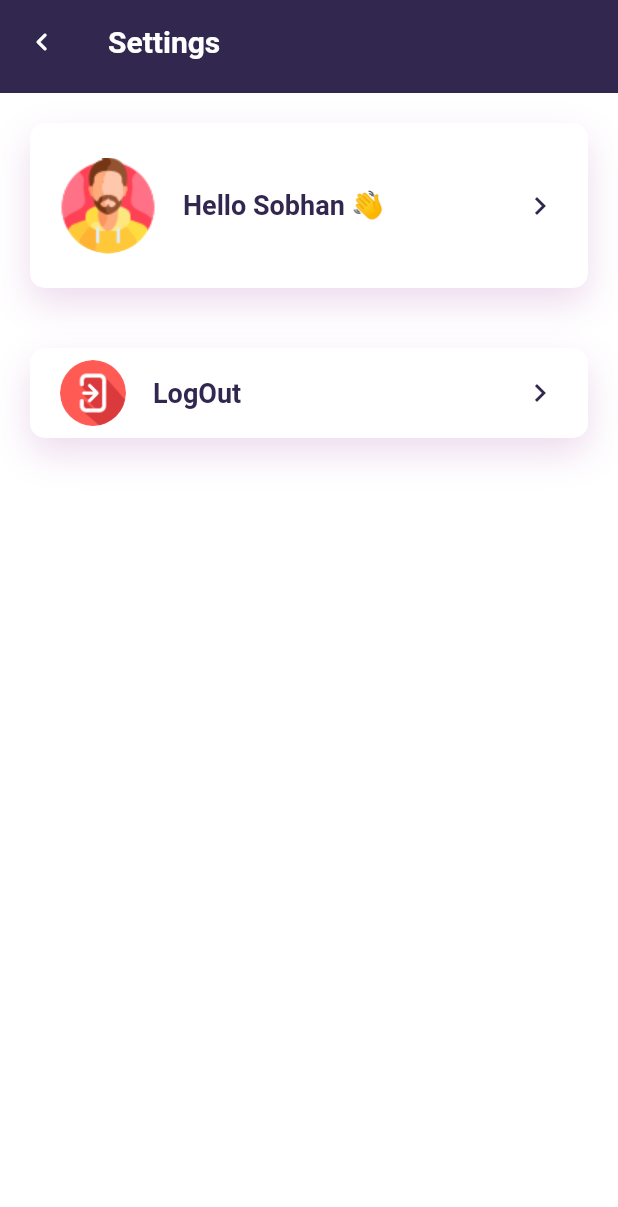
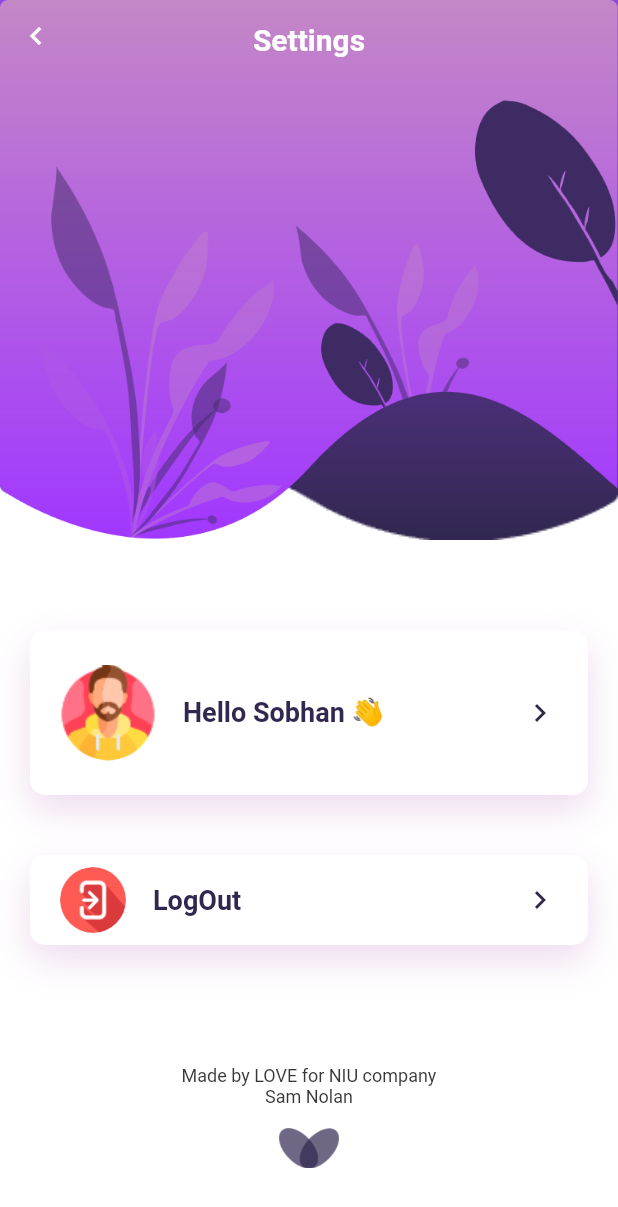
Before and after one commit to TheSam912/NIU_company_task, a Flutter app: the SettingsScreen screen opened by its route, on a phone screen of 412 x 824 dp. Shown: the top 1207 px of the screen. Run offline on Flutter 3.47's test engine with Material 2 defaults, Android fonts, the phone set to English and light mode, and no system bars; our stand-ins replace animate_do, awesome_snackbar_content, flutter_hooks, hooks_riverpod, shared_preferences, simple_circular_progress_bar; missing offline and left inert: health; accounts and stored records are empty.

Commit message:
some changes for ui

```diff
--- a/lib/Constant/colors.dart
+++ b/lib/Constant/colors.dart
@@ -2,6 +2,7 @@ import 'package:flutter/material.dart';
 
 Color white = const Color.fromARGB(255, 255, 255, 255);
 Color black = const Color.fromARGB(255, 18, 17, 17);
+Color grey = const Color.fromARGB(255, 55, 55, 55);
 Color mainColor = const Color.fromRGBO(49, 39, 79, 1);
 Color shadowColor = const Color.fromRGBO(196, 135, 198, .3);
 
--- a/lib/Constant/styles.dart
+++ b/lib/Constant/styles.dart
@@ -6,4 +6,5 @@ TextStyle titleStyle =
     TextStyle(color: mainColor, fontWeight: FontWeight.bold, fontSize: 20);
 TextStyle whiteTitleStyle =
     TextStyle(color: white, fontWeight: FontWeight.bold, fontSize: 20);
+TextStyle greyText = TextStyle(color: grey, fontSize: 12);
 Duration animDuration = const Duration(milliseconds: 1000);
--- a/lib/views/settings.dart
+++ b/lib/views/settings.dart
@@ -1,9 +1,10 @@
+import 'package:animate_do/animate_do.dart';
 import 'package:flutter/material.dart';
 import 'package:hooks_riverpod/hooks_riverpod.dart';
 import 'package:niu_app/Constant/colors.dart';
-
+import 'package:niu_app/Constant/styles.dart';
 import '../states/storage_state.dart';
-import '../widgets/appbar.dart';
+import '../widgets/banner.dart';
 import '../widgets/settingsItemBox.dart';
 import '../widgets/user_box.dart';
 
@@ -12,15 +13,25 @@ class SettingsScreen extends HookConsumerWidget {
 
   @override
   Widget build(BuildContext context, WidgetRef ref) {
+    final width = MediaQuery.of(context).size.width;
     return Scaffold(
       backgroundColor: white,
-      appBar: PreferredSize(
-          preferredSize: const Size.fromHeight(62),
-          child: myAppbar("Settings", [], context)),
       body: Column(
         children: [
-          settingsItemBox(110, userBox("user.png", "Sobhan", "user")),
-          GestureDetector(
+          Stack(
+            children: [
+              bannerImage(width),
+              settingTitle(),
+              settingBackButton(context)
+            ],
+          ),
+          FadeInLeft(
+              duration: animDuration,
+              child:
+                  settingsItemBox(110, userBox("user.png", "Sobhan", "user"))),
+          FadeInLeft(
+            duration: animDuration,
+            child: GestureDetector(
                 onTap: () async {
                   final isCleared = await ref.read(resetStorage);
                   if (isCleared) {
@@ -28,9 +39,64 @@ class SettingsScreen extends HookConsumerWidget {
                     Navigator.popAndPushNamed(context, 'Login');
                   }
                 },
-              child: settingsItemBox(60, userBox("logout.png", "LogOut", "")))
+                child:
+                    settingsItemBox(60, userBox("logout.png", "LogOut", ""))),
+          ),
+          myWidget()
         ],
       ),
     );
   }
 }
+
+Widget settingTitle() {
+  return SafeArea(
+    child: Center(
+      child: Padding(
+        padding: const EdgeInsets.only(top: 15),
+        child: Text(
+          "Settings",
+          style: whiteTitleStyle,
+        ),
+      ),
+    ),
+  );
+}
+
+Widget settingBackButton(BuildContext context) {
+  return SafeArea(
+    child: Positioned(
+        child: IconButton(
+            onPressed: () {
+              Navigator.pop(context);
+            },
+            icon: Icon(
+              Icons.keyboard_arrow_left,
+              color: white,
+            ))),
+  );
+}
+
+Widget myWidget() {
+  return Column(
+    children: [
+      const SizedBox(
+        height: 60,
+      ),
+      Text(
+        "Made by LOVE for NIU company",
+        style: greyText,
+      ),
+      Text(
+        "Sam Nolan",
+        style: greyText,
+      ),
+      Image(
+        image: const AssetImage('assets/images/logo.png'),
+        width: 40,
+        height: 55,
+        color: mainColor,
+      )
+    ],
+  );
+}
--- a/lib/widgets/login_button.dart
+++ b/lib/widgets/login_button.dart
@@ -3,7 +3,7 @@ import 'package:awesome_snackbar_content/awesome_snackbar_content.dart';
 import 'package:flutter/material.dart';
 import 'package:hooks_riverpod/hooks_riverpod.dart';
 import 'package:niu_app/Constant/styles.dart';
-import 'package:niu_app/utils/snackbar.dart';
+import 'package:niu_app/Constant/snackbar.dart';
 
 import '../states/auth_state.dart';
 import '../states/storage_state.dart';
```
Also changed, not shown: lib/views/home_screen.dart (+29 -27 lines), assets/images/settings.png (added), lib/Constant/snackbar.dart (renamed from lib/utils/snackbar.dart), lib/widgets/rounded_button.dart (renamed from lib/utils/rounded_button.dart), 2 other files. Lines whose indentation alone changed are shown as unchanged.
